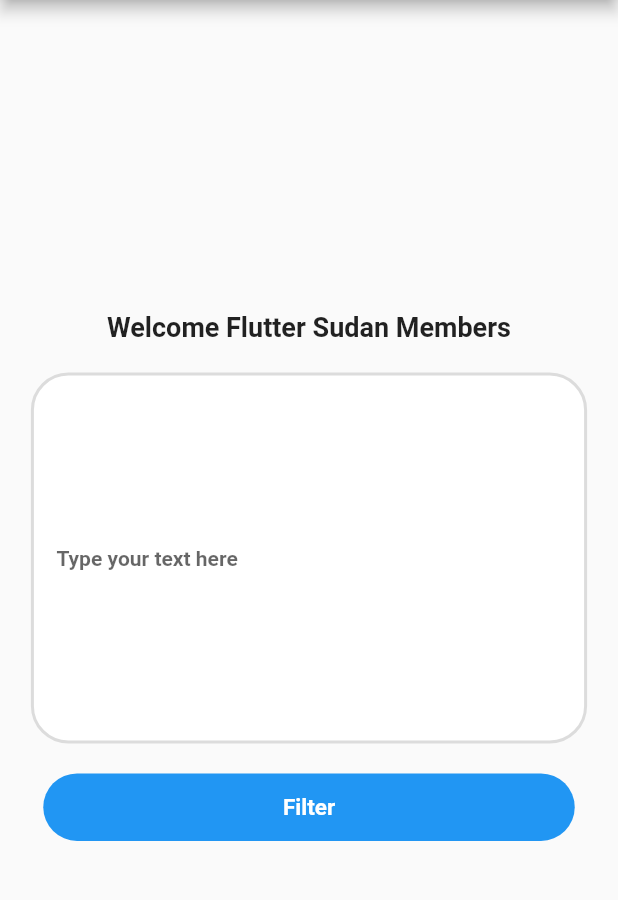
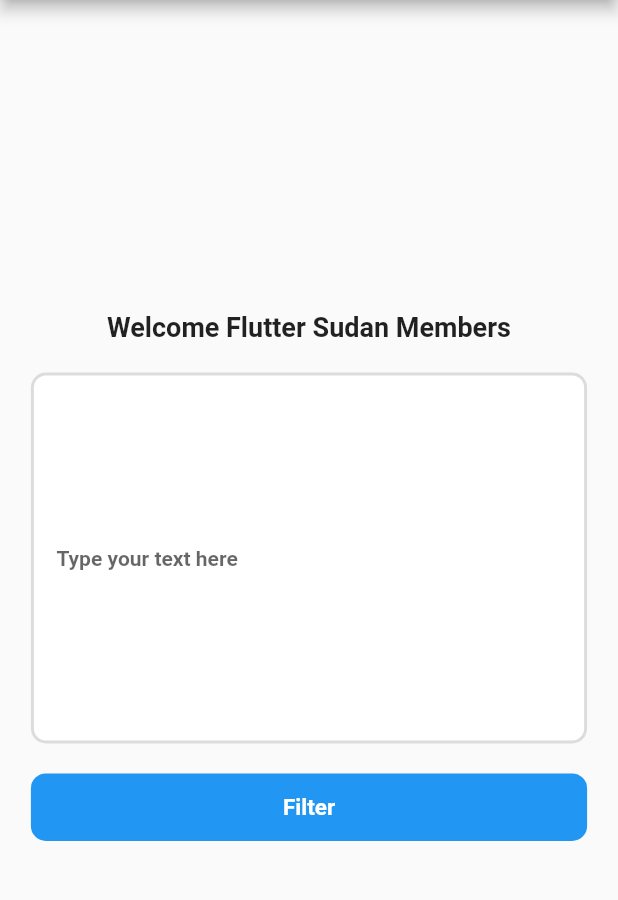
Before and after one commit to AhmedAlbashaDev/Text-Filtering-Flutter_Sudan, a Flutter app: the screen it shows after launch, on a phone screen of 412 x 824 dp, the part 84-984 px from its top. Run offline on Flutter 3.47's test engine with Material 2 defaults, Android fonts, the phone set to English and light mode, and no system bars; our stand-ins replace bloc, flutter_bloc.

Commit message:
start_and_finish_task

```diff
--- a/lib/text_filtering/text_filtering_page.dart
+++ b/lib/text_filtering/text_filtering_page.dart
@@ -102,7 +102,7 @@ class TextFilteringState extends State<TextFiltering> {
                 color: Colors.white,
                 border:
                 Border.all(color: Color(0xffDCDCDC), width: 2),
-                borderRadius: BorderRadius.circular(25)),
+                borderRadius: BorderRadius.circular(10)),
             child: Center(
               child: Padding(
                 padding: const EdgeInsets.symmetric(
@@ -153,10 +153,10 @@ class TextFilteringState extends State<TextFiltering> {
           },
           child: Container(
             height: 45,
-            margin: EdgeInsets.symmetric(horizontal: width * 7),
+            margin: EdgeInsets.symmetric(horizontal: width * 5),
             decoration: BoxDecoration(
                 color: Theme.of(context).primaryColor,
-                borderRadius: BorderRadius.circular(25)),
+                borderRadius: BorderRadius.circular(10)),
             child: Center(
               child: Text(
                 'Filter',
@@ -265,7 +265,7 @@ class TextFilteringState extends State<TextFiltering> {
             margin: EdgeInsets.symmetric(horizontal: width * 7),
             decoration: BoxDecoration(
                 color: Theme.of(context).primaryColor,
-                borderRadius: BorderRadius.circular(25)),
+                borderRadius: BorderRadius.circular(10)),
             child: Center(
               child: Text(
                 'Reset',
```
